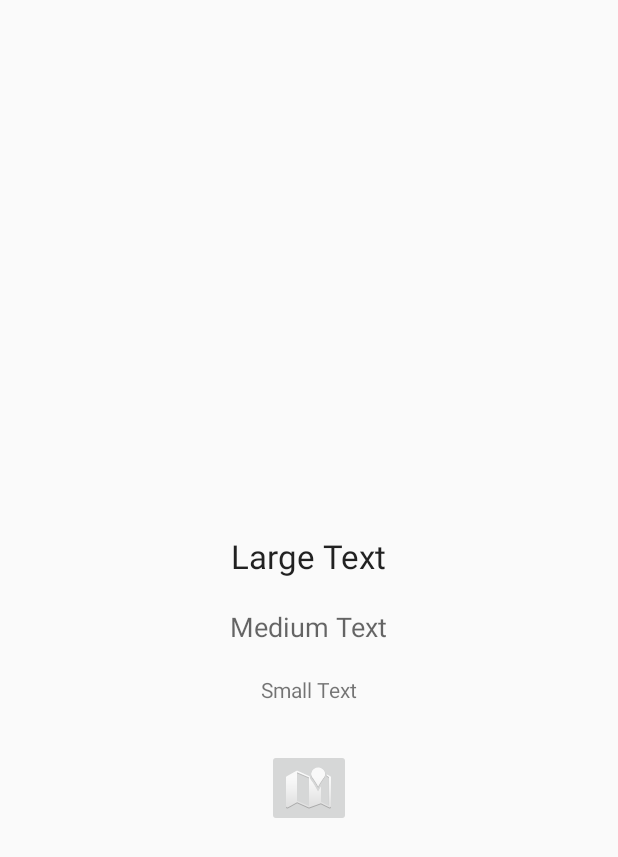
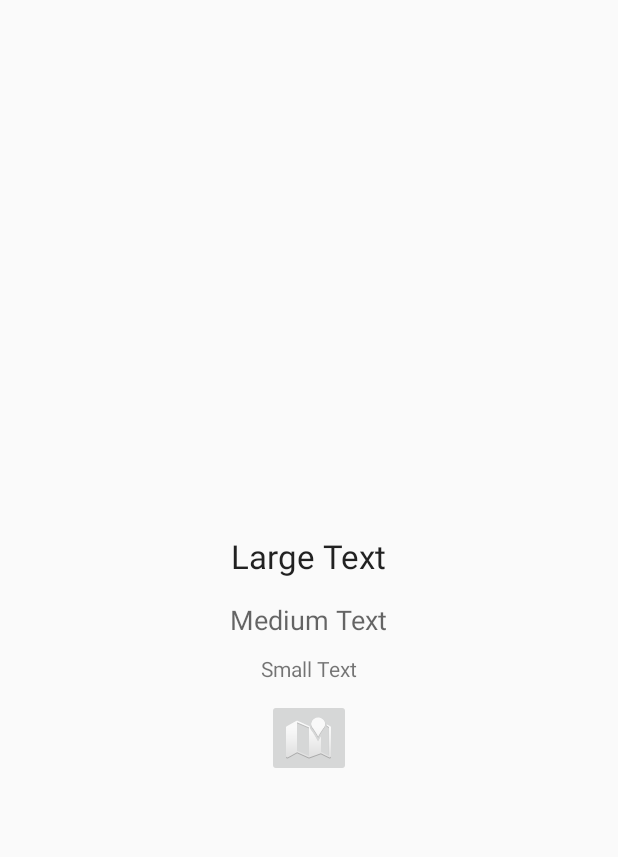
Before and after one commit to jeemyeong/ToEatList, an Android app: the layout activity_detail_view.xml on its own in the app's theme, with its tools: preview values and no code run, on a phone screen of 412 x 824 dp. Shown: the top 857 px of the screen. Run offline under Robolectric (Android 15) with nearby library versions, the phone set to English and light mode, and no system bars.

```diff
--- a/app/src/main/java/com/jeemyeong/toeatlist/Dao.java
+++ b/app/src/main/java/com/jeemyeong/toeatlist/Dao.java
@@ -96,8 +96,10 @@ public class Dao {
             url = cursor.getString(9);
             String str = cursor.getString(10);
             bookmark = Boolean.parseBoolean(str);
-            Food foodData = new Food(foodNumber, name, category, description, restaurant, loca_simple, loca_map, image, url, bookmark);
-            localFoodList.add(foodData);
+            if(bookmark){
+                Food foodData = new Food(foodNumber, name, category, description, restaurant, loca_simple, loca_map, image, url, bookmark);
+                localFoodList.add(foodData);
+            }
         }
         return localFoodList;
     }
--- a/app/src/main/res/layout/activity_detail_view.xml
+++ b/app/src/main/res/layout/activity_detail_view.xml
@@ -39,7 +39,7 @@
             android:text="Medium Text"
             android:id="@+id/textView4"
             android:layout_gravity="center_horizontal"
-            android:layout_margin="10dp" />
+            android:layout_margin="5dp" />
 
         <TextView
             android:layout_width="wrap_content"
@@ -48,14 +48,14 @@
             android:text="Small Text"
             android:id="@+id/textView5"
             android:layout_gravity="center_horizontal"
-            android:layout_margin="10dp" />
+            android:layout_margin="5dp" />
 
         <ImageButton
             android:layout_width="wrap_content"
             android:layout_height="wrap_content"
             android:id="@+id/imageButton2"
             android:layout_gravity="center_horizontal"
-            android:layout_margin="20dp"
-            android:src="@android:drawable/ic_dialog_map" />
+            android:src="@android:drawable/ic_dialog_map"
+            android:layout_margin="5dp" />
     </LinearLayout>
 </RelativeLayout>
```
Also changed, not shown: app/src/main/java/com/jeemyeong/toeatlist/MainActivity.java (+12 -3 lines), app/src/main/res/layout/activity_main.xml (+17 -0 lines).
